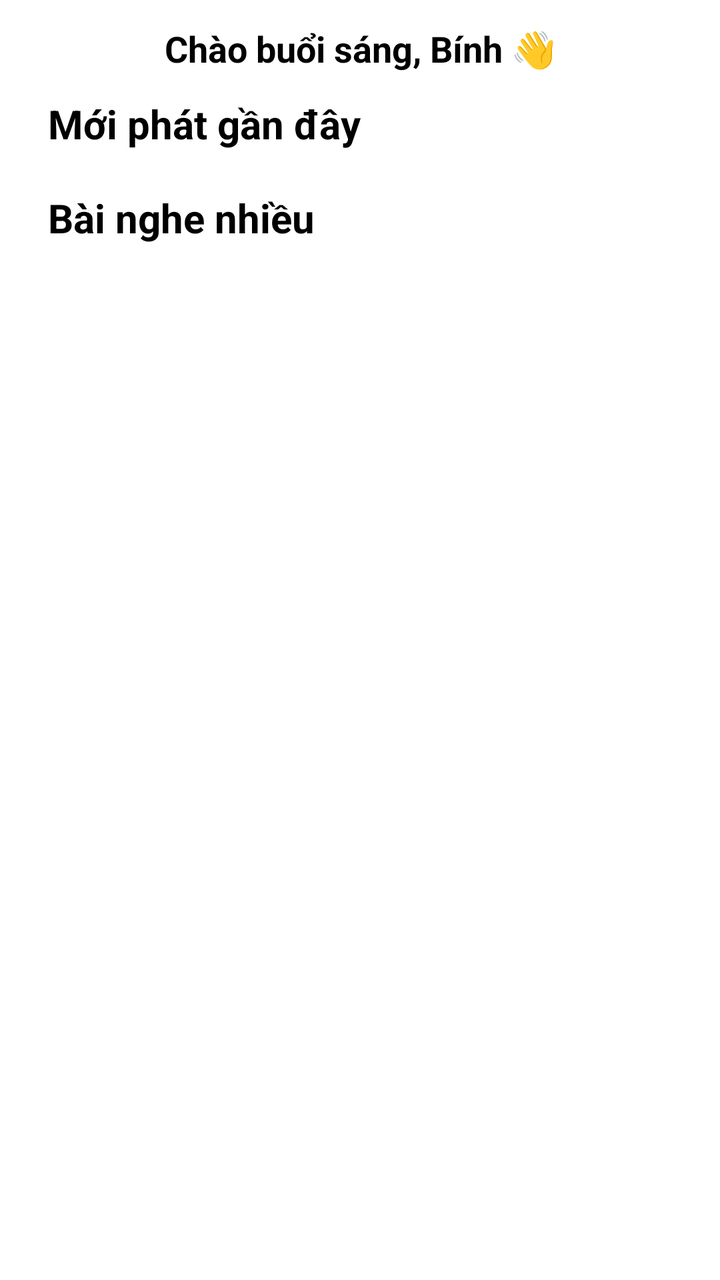
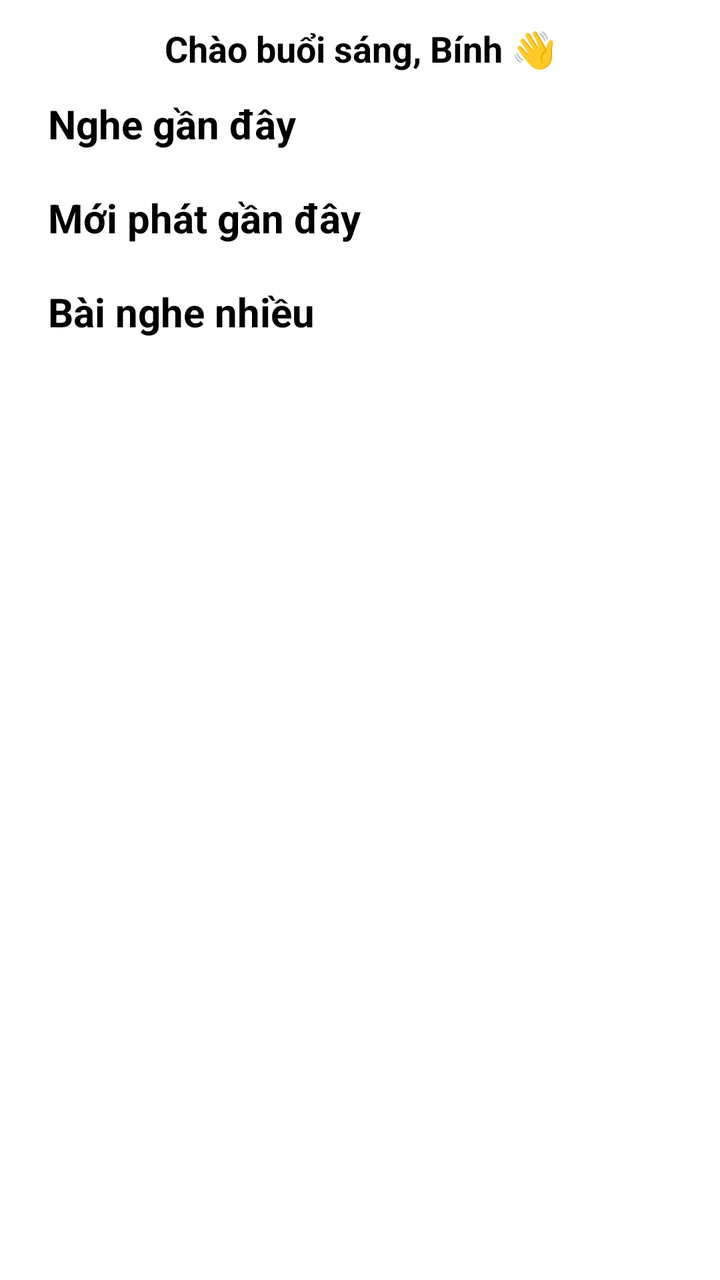

The first picture is an Android layout as it rendered before a commit; the second is the same layout after the commit. The layout source and the unified diff follow.
<!-- AndroidManifest.xml: application theme Theme.VMusic -->
<!-- res/layout/fragment_home_tab.xml -->
<?xml version="1.0" encoding="utf-8"?>
<androidx.constraintlayout.widget.ConstraintLayout xmlns:android="http://schemas.android.com/apk/res/android"
    xmlns:app="http://schemas.android.com/apk/res-auto"
    xmlns:tools="http://schemas.android.com/tools"
    android:id="@+id/frameLayout5"
    android:layout_width="match_parent"
    android:layout_height="match_parent"
    tools:context=".ui.fragment.HomeTabFragment">

    <androidx.core.widget.NestedScrollView
        android:id="@+id/scrollContent"
        android:layout_width="0dp"
        android:layout_height="0dp"
        android:padding="8dp"
        app:layout_constraintTop_toTopOf="parent"
        app:layout_constraintStart_toStartOf="parent"
        app:layout_constraintEnd_toEndOf="parent"
        app:layout_constraintBottom_toBottomOf="parent">

        <androidx.constraintlayout.widget.ConstraintLayout
            android:layout_width="match_parent"
            android:layout_height="wrap_content">

            
            <TextView
                android:id="@+id/tvGreeting"
                android:layout_width="wrap_content"
                android:layout_height="wrap_content"
                android:layout_marginTop="4dp"
                android:text="Chào buổi sáng, Bính 👋"
                android:textSize="18sp"
                android:textStyle="bold"
                app:layout_constraintTop_toTopOf="parent"
                app:layout_constraintStart_toStartOf="parent"
                app:layout_constraintEnd_toEndOf="parent" />

            
            <TextView
                android:id="@+id/tvRecent"
                android:layout_width="wrap_content"
                android:layout_height="wrap_content"
                android:layout_marginTop="12dp"
                android:layout_marginStart="16dp"
                android:text="Mới phát gần đây"
                android:textSize="20sp"
                android:textStyle="bold"
                app:layout_constraintTop_toBottomOf="@id/tvGreeting"
                app:layout_constraintStart_toStartOf="parent" />

            
            <androidx.recyclerview.widget.RecyclerView
                android:id="@+id/recyclerRecent"
                android:layout_width="0dp"
                android:layout_height="wrap_content"
                android:layout_marginTop="8dp"
                app:layout_constraintTop_toBottomOf="@id/tvRecent"
                app:layout_constraintStart_toStartOf="parent"
                app:layout_constraintEnd_toEndOf="parent" />

            
            <TextView
                android:id="@+id/tvPopular"
                android:layout_width="wrap_content"
                android:layout_height="wrap_content"
                android:layout_marginTop="12dp"
                android:layout_marginStart="16dp"
                android:text="Bài nghe nhiều"
                android:textSize="20sp"
                android:textStyle="bold"
                app:layout_constraintTop_toBottomOf="@id/recyclerRecent"
                app:layout_constraintStart_toStartOf="parent" />

            
            <androidx.recyclerview.widget.RecyclerView
                android:id="@+id/recyclerPopular"
                android:layout_width="0dp"
                android:layout_height="wrap_content"
                android:layout_marginTop="8dp"
                android:layout_marginBottom="16dp"
                android:nestedScrollingEnabled="false"
                app:layout_constraintTop_toBottomOf="@id/tvPopular"
                app:layout_constraintStart_toStartOf="parent"
                app:layout_constraintEnd_toEndOf="parent"
                app:layout_constraintBottom_toBottomOf="parent" />

        </androidx.constraintlayout.widget.ConstraintLayout>
    </androidx.core.widget.NestedScrollView>

</androidx.constraintlayout.widget.ConstraintLayout>
<!-- resources referenced by this layout -->
<resources>
  <style name="Theme.VMusic" parent="Theme.AppCompat.DayNight.NoActionBar">
          
          <item name="colorPrimary">#00FF66</item>
          <item name="colorPrimaryVariant">#00FF66</item>
          <item name="colorOnPrimary">@color/black</item>
          
          <item name="colorSecondary">@color/teal_200</item>
          <item name="colorSecondaryVariant">@color/teal_700</item>
          <item name="colorOnSecondary">@color/black</item>
          
          <item name="android:statusBarColor">?attr/colorPrimaryVariant</item>
          
          <item name="android:windowBackground">@color/white</item>
          <item name="android:textColor">@color/black</item>
          <item name="android:strokeColor">@color/black</item>
      </style>
  <color name="black">#FF000000</color>
  <color name="teal_200">#FF03DAC5</color>
  <color name="teal_700">#FF018786</color>
  <color name="white">#FFFFFFFF</color>
</resources>

<!-- the commit's change to res/layout/fragment_home_tab.xml (unified diff, before → after) -->
@@ -34,6 +34,30 @@
                 app:layout_constraintStart_toStartOf="parent"
                 app:layout_constraintEnd_toEndOf="parent" />
 
+
+            
+            <TextView
+                android:id="@+id/tvRecentlyPlayed"
+                android:layout_width="wrap_content"
+                android:layout_height="wrap_content"
+                android:layout_marginTop="12dp"
+                android:layout_marginStart="16dp"
+                android:text="Nghe gần đây"
+                android:textSize="20sp"
+                android:textStyle="bold"
+                app:layout_constraintTop_toBottomOf="@id/tvGreeting"
+                app:layout_constraintStart_toStartOf="parent" />
+
+            
+            <androidx.recyclerview.widget.RecyclerView
+                android:id="@+id/recyclerRecentlyPlayed"
+                android:layout_width="0dp"
+                android:layout_height="wrap_content"
+                android:layout_marginTop="8dp"
+                android:nestedScrollingEnabled="false"
+                app:layout_constraintTop_toBottomOf="@id/tvRecentlyPlayed"
+                app:layout_constraintStart_toStartOf="parent"
+                app:layout_constraintEnd_toEndOf="parent" />
             
             <TextView
                 android:id="@+id/tvRecent"
@@ -44,9 +68,8 @@
                 android:text="Mới phát gần đây"
                 android:textSize="20sp"
                 android:textStyle="bold"
-                app:layout_constraintTop_toBottomOf="@id/tvGreeting"
+                app:layout_constraintTop_toBottomOf="@id/recyclerRecentlyPlayed"
                 app:layout_constraintStart_toStartOf="parent" />
-
             
             <androidx.recyclerview.widget.RecyclerView
                 android:id="@+id/recyclerRecent"
@@ -82,6 +105,19 @@
                 app:layout_constraintStart_toStartOf="parent"
                 app:layout_constraintEnd_toEndOf="parent"
                 app:layout_constraintBottom_toBottomOf="parent" />
+            <ProgressBar
+                android:id="@+id/progressBar"
+                android:layout_width="48dp"
+                android:layout_height="48dp"
+                android:layout_marginTop="16dp"
+                android:layout_gravity="center"
+                android:visibility="gone"
+                android:indeterminate="true"
+                style="@android:style/Widget.DeviceDefault.Light.ProgressBar.Large"
+                app:layout_constraintTop_toTopOf="parent"
+                app:layout_constraintBottom_toBottomOf="parent"
+                app:layout_constraintStart_toStartOf="parent"
+                app:layout_constraintEnd_toEndOf="parent"/>
 
         </androidx.constraintlayout.widget.ConstraintLayout>
     </androidx.core.widget.NestedScrollView>
